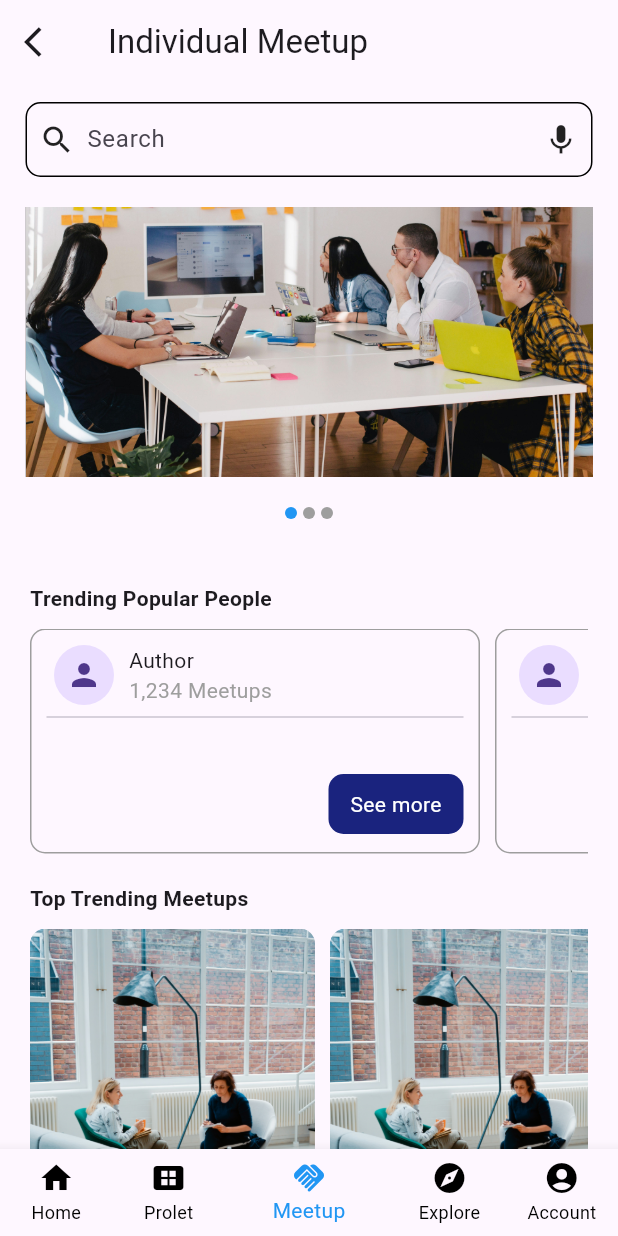
After one commit to raguraman6066/flutter-interview-project, a Flutter app: the screen it shows after launch, after a tap on "Submit", on a phone screen of 412 x 824 dp. The commit adds this screen. Run offline on Flutter 3.47's test engine with Material 3 defaults, Android fonts, the phone set to English and light mode, and no system bars; drawn by our look-alikes of carousel_slider; our stand-ins replace permission_handler; missing offline and left inert: flutter_sound.

Commit message:
added homepage

```diff
--- a/lib/main.dart
+++ b/lib/main.dart
@@ -3,7 +3,9 @@ import 'package:http/http.dart' as http;
 
 import 'package:flutter/material.dart';
 
+import 'screens/home_screen.dart';
 import 'screens/login_screen.dart';
+import 'speechtotext.dart';
 
 void main() {
   runApp(MyApp());
--- /dev/null
+++ b/lib/screens/home_screen.dart
@@ -0,0 +1,274 @@
+import 'package:flutter/material.dart';
+import 'package:carousel_slider/carousel_slider.dart';
+import 'package:flutter/widgets.dart';
+
+import 'description_screen.dart';
+
+class HomePage extends StatefulWidget {
+  @override
+  State<HomePage> createState() => _HomePageState();
+}
+
+class _HomePageState extends State<HomePage> {
+  final List<String> images = [
+    'assets/1.jpg',
+    'assets/2.jpg',
+    'assets/3.jpg',
+  ];
+
+  int _currentIndex = 0;
+
+  @override
+  Widget build(BuildContext context) {
+    return Scaffold(
+      appBar: AppBar(
+        leading: IconButton(
+          icon: Icon(Icons.arrow_back_ios),
+          onPressed: () {
+            Navigator.pop(context);
+          },
+        ),
+        title: Text('Individual Meetup'),
+      ),
+      body: SingleChildScrollView(
+        child: Padding(
+          padding: const EdgeInsets.all(12.0),
+          child: Column(
+            crossAxisAlignment: CrossAxisAlignment.start,
+            children: [
+              // Search bar
+              Container(
+                margin: EdgeInsets.only(left: 5, right: 5),
+                decoration: BoxDecoration(
+                  border: Border.all(),
+                  borderRadius: BorderRadius.circular(10),
+                ),
+                child: Row(
+                  children: [
+                    SizedBox(width: 8),
+                    Icon(Icons.search),
+                    SizedBox(width: 8),
+                    Expanded(
+                      child: TextField(
+                        decoration: InputDecoration(
+                          hintText: 'Search',
+                          border: InputBorder.none,
+                        ),
+                      ),
+                    ),
+                    Icon(Icons.mic),
+                    SizedBox(width: 8),
+                  ],
+                ),
+              ),
+              SizedBox(height: 20),
+              // Carousel slider
+              CarouselSlider(
+                options: CarouselOptions(
+                  height: 180.0,
+                  aspectRatio: 16 / 9,
+                  viewportFraction: 1.0,
+                  enableInfiniteScroll: true,
+                  onPageChanged: (index, reason) {
+                    setState(() {
+                      _currentIndex = index;
+                    });
+                  },
+                  autoPlayCurve: Curves.fastOutSlowIn,
+                  enlargeCenterPage: true,
+                  scrollDirection: Axis.horizontal,
+                ),
+                items: images.map((image) {
+                  return Builder(
+                    builder: (BuildContext context) {
+                      return Container(
+                        width: MediaQuery.of(context).size.width,
+                        margin: EdgeInsets.symmetric(horizontal: 5.0),
+                        decoration: BoxDecoration(
+                          color: Colors.grey,
+                        ),
+                        child: Image.asset(
+                          image,
+                          fit: BoxFit.cover,
+                        ),
+                      );
+                    },
+                  );
+                }).toList(),
+              ),
+              SizedBox(height: 10),
+              // Bottom dots
+              Row(
+                mainAxisAlignment: MainAxisAlignment.center,
+                children: images.asMap().entries.map((entry) {
+                  return Container(
+                    width: 8.0,
+                    height: 8.0,
+                    margin:
+                        EdgeInsets.symmetric(vertical: 10.0, horizontal: 2.0),
+                    decoration: BoxDecoration(
+                      shape: BoxShape.circle,
+                      color: _currentIndex == entry.key
+                          ? Colors.blue
+                          : Colors.grey,
+                    ),
+                  );
+                }).toList(),
+              ),
+              SizedBox(height: 25),
+              // Trending Popular People
+              Padding(
+                padding: const EdgeInsets.all(8.0),
+                child: Column(
+                  crossAxisAlignment: CrossAxisAlignment.start,
+                  children: [
+                    Text(
+                      'Trending Popular People',
+                      style: TextStyle(fontWeight: FontWeight.bold),
+                    ),
+                    SizedBox(height: 10),
+                    Container(
+                      height: 150,
+                      child: ListView.builder(
+                        shrinkWrap: true,
+                        scrollDirection: Axis.horizontal,
+                        itemCount: 5,
+                        itemBuilder: (context, index) => people(),
+                      ),
+                    ),
+                    SizedBox(height: 20),
+                    Text(
+                      'Top Trending Meetups',
+                      style: TextStyle(fontWeight: FontWeight.bold),
+                    ),
+                    SizedBox(height: 10),
+                    Container(
+                      height: 350,
+                      child: ListView.builder(
+                        shrinkWrap: true,
+                        scrollDirection: Axis.horizontal,
+                        itemCount: 5,
+                        itemBuilder: (context, index) => GestureDetector(
+                            onTap: () {
+                              Navigator.of(context).push(MaterialPageRoute(
+                                  builder: (context) => DescriptionPage()));
+                            },
+                            child: meetup()),
+                      ),
+                    ),
+                  ],
+                ),
+              )
+            ],
+          ),
+        ),
+      ),
+      bottomNavigationBar: BottomNavigationBar(
+        selectedItemColor: Colors.blue,
+        unselectedItemColor: Colors.black,
+        currentIndex: 2,
+        showUnselectedLabels: true,
+        showSelectedLabels: true,
+        items: const <BottomNavigationBarItem>[
+          BottomNavigationBarItem(
+            icon: Icon(Icons.home),
+            label: 'Home',
+          ),
+          BottomNavigationBarItem(
+            icon: Icon(Icons.view_cozy),
+            label: 'Prolet',
+          ),
+          BottomNavigationBarItem(
+            icon: Icon(Icons.handshake),
+            label: 'Meetup',
+          ),
+          BottomNavigationBarItem(
+            icon: Icon(Icons.explore),
+            label: 'Explore',
+          ),
+          BottomNavigationBarItem(
+            icon: Icon(Icons.account_circle),
+            label: 'Account',
+          ),
+        ],
+      ),
+    );
+  }
+
+  Widget meetup() {
+    return ClipRRect(
+      borderRadius: BorderRadius.circular(10),
+      child: Container(
+        padding: EdgeInsets.only(right: 10),
+        width: 200,
+        height: 300,
+        child: Column(
+          children: [
+            ClipRRect(
+                borderRadius: BorderRadius.circular(10),
+                child: Image.asset(
+                  "assets/meet.jpg",
+                )),
+          ],
+        ),
+      ),
+    );
+  }
+
+  Widget people() {
+    return Container(
+      margin: EdgeInsets.only(right: 10),
+      padding: EdgeInsets.all(10),
+      width: 300,
+      height: 150,
+      decoration: BoxDecoration(
+        border: Border.all(color: Colors.grey),
+        borderRadius: BorderRadius.circular(10),
+      ),
+      child: Column(
+        children: [
+          Row(
+            children: [
+              SizedBox(width: 5),
+              CircleAvatar(
+                child: Icon(Icons.person),
+              ),
+              SizedBox(width: 10),
+              Column(
+                crossAxisAlignment: CrossAxisAlignment.start,
+                children: [
+                  Text('Author'),
+                  Text(
+                    '1,234 Meetups',
+                    style: TextStyle(color: Colors.grey),
+                  ),
+                ],
+              )
+            ],
+          ),
+          Divider(),
+          SizedBox(height: 30),
+          Row(
+            mainAxisAlignment: MainAxisAlignment.end,
+            children: [
+              Container(
+                width: 90,
+                height: 40,
+                decoration: BoxDecoration(
+                  color: Colors.indigo.shade900,
+                  borderRadius: BorderRadius.circular(10),
+                ),
+                child: Center(
+                  child: Text(
+                    'See more',
+                    style: TextStyle(color: Colors.white),
+                  ),
+                ),
+              ),
+            ],
+          ),
+        ],
+      ),
+    );
+  }
+}
--- a/lib/screens/login_screen.dart
+++ b/lib/screens/login_screen.dart
@@ -1,4 +1,6 @@
 import 'package:flutter/material.dart';
+import 'package:flutter/widgets.dart';
+import 'package:promilo/screens/home_screen.dart';
 
 class LoginScreen extends StatefulWidget {
   @override
@@ -111,7 +113,12 @@ class _LoginScreenState extends State<LoginScreen> {
                 ],
               ),
               SizedBox(height: 20),
-              Container(
+              GestureDetector(
+                onTap: () {
+                  Navigator.of(context).push(
+                      MaterialPageRoute(builder: (context) => HomePage()));
+                },
+                child: Container(
                   height: 55,
                   width: double.infinity,
                   decoration: BoxDecoration(
@@ -125,6 +132,7 @@ class _LoginScreenState extends State<LoginScreen> {
                         fontSize: 17,
                         fontWeight: FontWeight.bold,
                         color: Colors.white,
+                      ),
                     ),
                   ),
                 ),
--- a/pubspec.yaml
+++ b/pubspec.yaml
@@ -37,6 +37,10 @@ dependencies:
   cupertino_icons: ^1.0.6
   http: ^1.2.1
   crypto: ^3.0.3
+  audioplayers: ^6.0.0
+  permission_handler: ^11.3.1
+  flutter_sound: ^9.6.0
+  carousel_slider: ^4.2.1
 
 dev_dependencies:
   flutter_test:
```
Also changed, not shown: lib/screens/description_screen.dart (added, +147 -0 lines), lib/speechtotext.dart (added, +113 -0 lines), assets/1.jpg (added), assets/3.jpg (added), assets/meet.jpg (added), pubspec.lock, 12 other files. Lines whose indentation alone changed are shown as unchanged.
